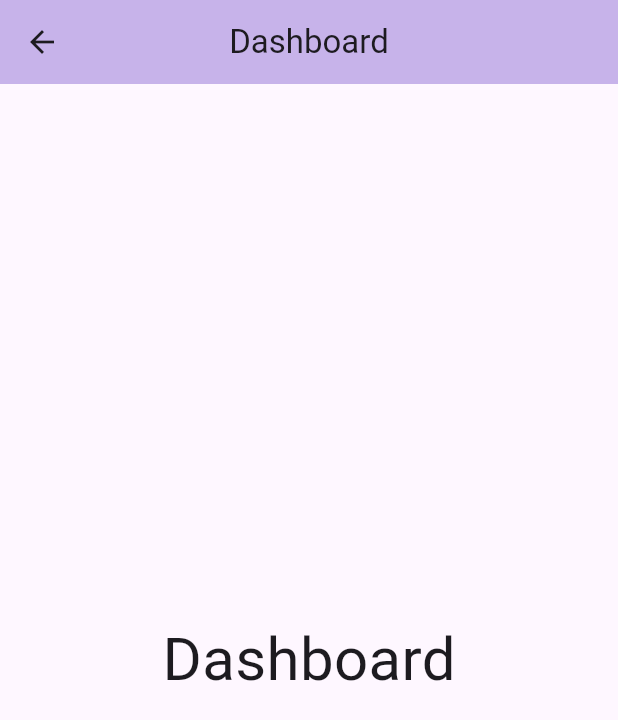
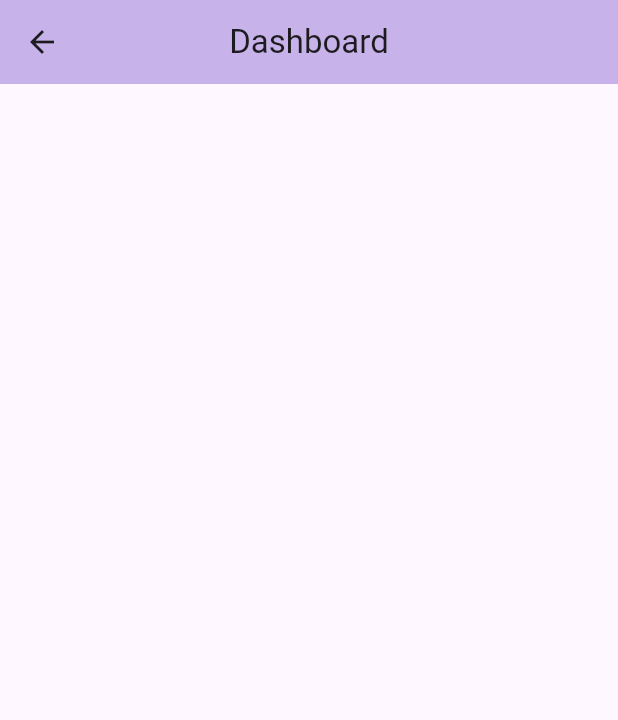
Before and after one commit to Binumaka/VoyageVue, a Flutter app: the Dashboardview screen opened directly, on a phone screen of 412 x 824 dp. Shown: the top 720 px of the screen. Run offline on Flutter 3.47's test engine with Material 3 defaults, Android fonts, the phone set to English and light mode, and no system bars.

Commit message:
dasboard changes

```diff
--- a/lib/view/dashboardview.dart
+++ b/lib/view/dashboardview.dart
@@ -17,12 +17,6 @@ class Dashboardview extends StatelessWidget {
           },
         ),
       ),
-      body: const Center(
-        child: Text(
-          "Dashboard",
-          style: TextStyle(fontSize: 40),
-        ),
-      ),
     );
   }
 }
```
